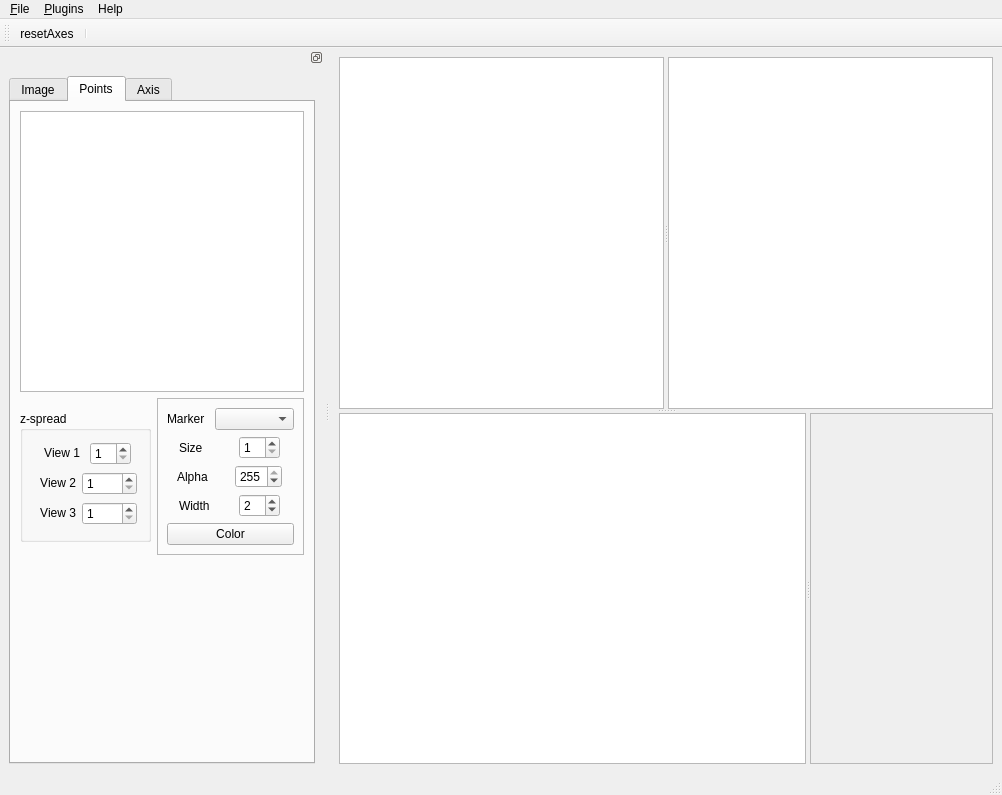
This is designerFiles/lasagna_mainWindow.ui in SainsburyWellcomeCentre/lasagna as Qt 5 draws it before an edit. The edited form follows.
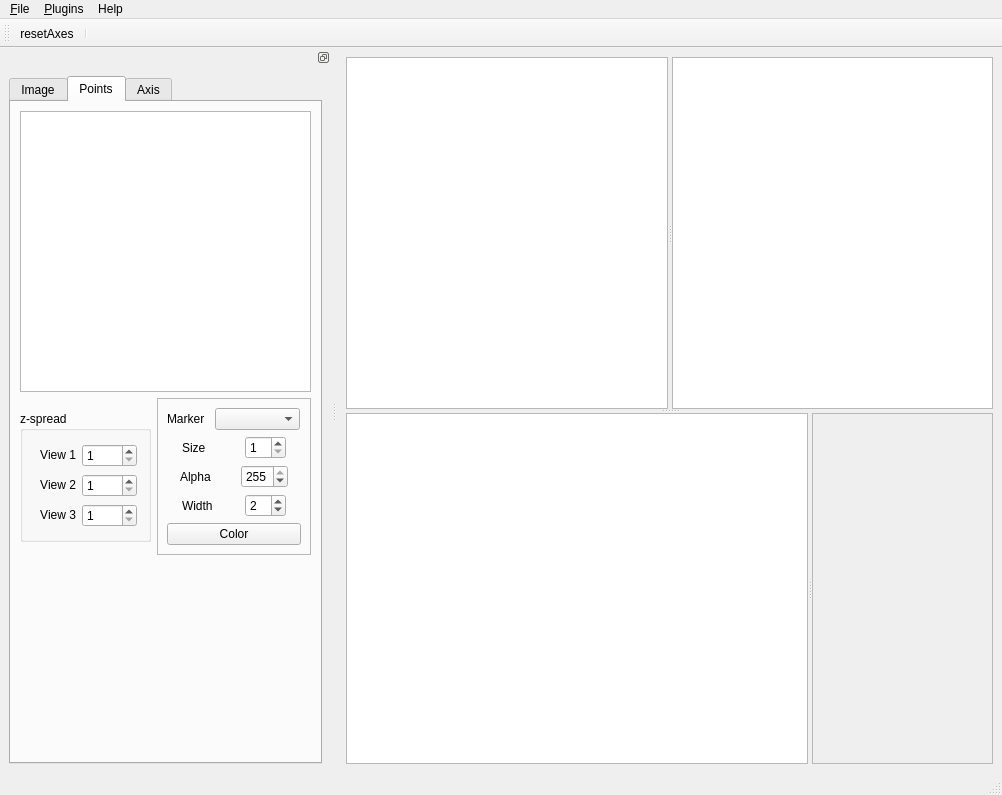
This is the edited form. The open tabs and pages were chosen to show the change. Icons and pictures are not drawn. Custom widgets are drawn as their Qt base class.

Diff of the .ui file:
```diff
--- a/designerFiles/lasagna_mainWindow.ui
+++ b/designerFiles/lasagna_mainWindow.ui
@@ -129,8 +129,8 @@
   <widget class="QDockWidget" name="mainDockWidget">
    <property name="minimumSize">
     <size>
-     <width>315</width>
-     <height>584</height>
+     <width>331</width>
+     <height>587</height>
     </size>
    </property>
    <property name="features">
@@ -319,7 +319,7 @@
                 <x>11</x>
                 <y>30</y>
                 <width>106</width>
-                <height>25</height>
+                <height>29</height>
                </rect>
               </property>
               <layout class="QHBoxLayout" name="horizontalLayout_5">
@@ -357,7 +357,7 @@
                <item>
                 <widget class="QSpinBox" name="view1Z_spinBox">
                  <property name="sizePolicy">
-                  <sizepolicy hsizetype="Fixed" vsizetype="Fixed">
+                  <sizepolicy hsizetype="Minimum" vsizetype="Fixed">
                    <horstretch>0</horstretch>
                    <verstretch>0</verstretch>
                   </sizepolicy>
@@ -378,7 +378,7 @@
                 <x>11</x>
                 <y>60</y>
                 <width>106</width>
-                <height>25</height>
+                <height>29</height>
                </rect>
               </property>
               <layout class="QHBoxLayout" name="horizontalLayout_6">
@@ -425,7 +425,7 @@
                 <x>11</x>
                 <y>90</y>
                 <width>106</width>
-                <height>25</height>
+                <height>29</height>
                </rect>
               </property>
               <layout class="QHBoxLayout" name="horizontalLayout_7">
```
Left out of the diff: 6 changed lines with no effect on the pictures.
